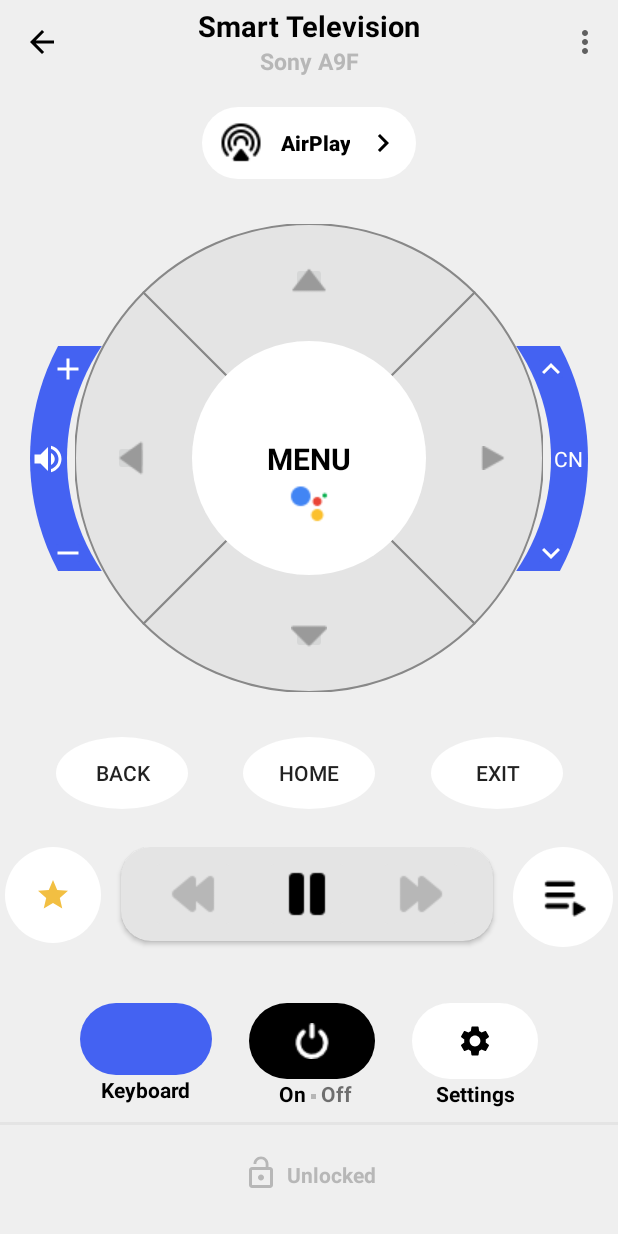
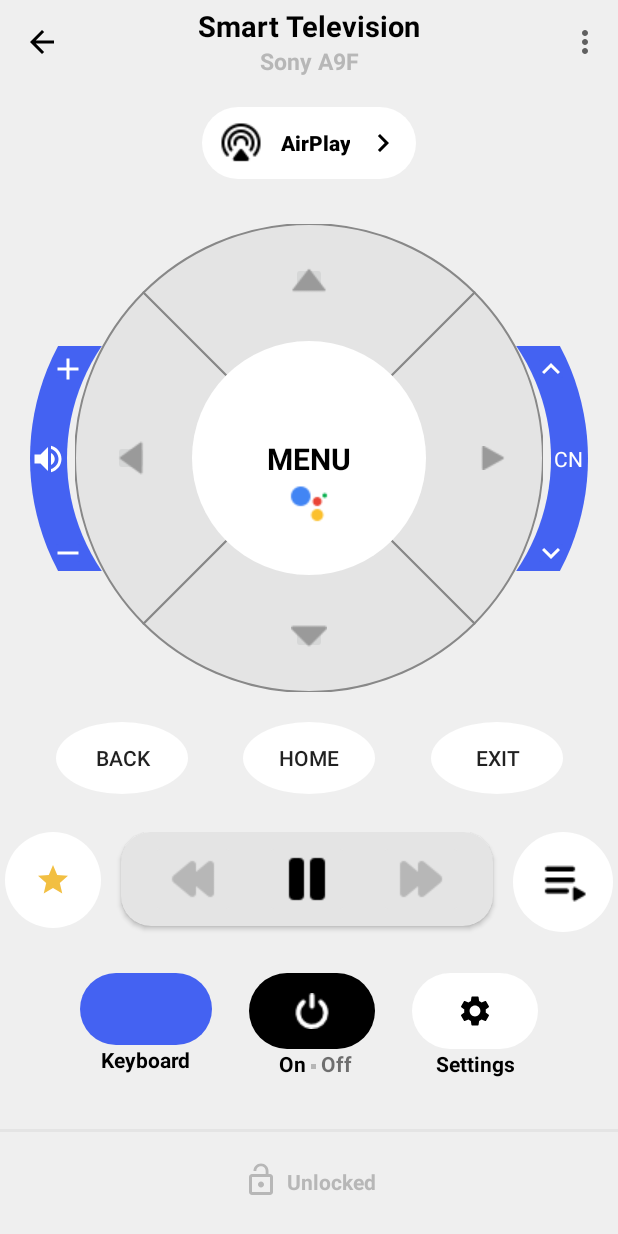
Before and after one commit to vidhi48/Android-Demos, an Android app: the TelevisionActivity screen opened directly, with no data from a screen before it, on a phone screen of 412 x 824 dp. Run offline under Robolectric (Android 15) with nearby library versions, the phone set to English and light mode, and no system bars; our stand-ins replace data binding; 5 statements that could not run were skipped.

Commit message:
TE7-T894: Changes done

```diff
--- a/app/src/main/res/layout/activity_television.xml
+++ b/app/src/main/res/layout/activity_television.xml
@@ -32,18 +32,6 @@
             android:layout_height="wrap_content"
             app:appBar="@{actionbar}" />
 
-            <ScrollView
-                android:id="@+id/scroll"
-                android:layout_width="match_parent"
-                android:layout_height="@dimen/dp_0"
-                android:fillViewport="true"
-                app:layout_constraintTop_toBottomOf="@id/appBar"
-                app:layout_constraintBottom_toTopOf="@id/lineGroup"
-                >
-                <androidx.constraintlayout.widget.ConstraintLayout
-                    android:layout_width="match_parent"
-                    android:layout_height="wrap_content">
-
         <androidx.appcompat.widget.AppCompatButton
             android:id="@+id/airPlay"
             android:layout_width="wrap_content"
@@ -64,7 +52,7 @@
             android:textStyle="bold"
             app:layout_constraintEnd_toEndOf="parent"
             app:layout_constraintStart_toStartOf="parent"
-                    app:layout_constraintTop_toTopOf="parent"/>
+            app:layout_constraintTop_toBottomOf="@id/appBar" />
 
         <include
             android:id="@+id/remoteCustom"
@@ -80,7 +68,7 @@
             android:id="@+id/back"
             android:layout_width="wrap_content"
             android:layout_height="wrap_content"
-                    android:layout_marginTop="@dimen/dp_30"
+            android:layout_marginTop="@dimen/dp_20"
             android:background="@drawable/button_rounded"
             android:backgroundTint="@color/white"
             android:text="@string/back"
@@ -124,16 +112,12 @@
             app:layout_constraintEnd_toEndOf="parent"
             app:layout_constraintStart_toStartOf="parent"
             app:layout_constraintTop_toBottomOf="@id/back"
-                    app:musicControls="@{musicControlCard}"/>
-
-                </androidx.constraintlayout.widget.ConstraintLayout>
-            </ScrollView>
+            app:musicControls="@{musicControlCard}" />
 
         <View
             android:id="@+id/lineGroup"
             android:layout_width="match_parent"
             android:layout_height="@dimen/dp_2"
-            android:layout_marginTop="@dimen/dp_15"
             android:layout_marginBottom="@dimen/dp_20"
             android:background="@color/lightGray"
             app:layout_constraintBottom_toTopOf="@id/lock"
@@ -143,7 +127,7 @@
             android:id="@+id/lock"
             android:layout_width="wrap_content"
             android:layout_height="wrap_content"
-            android:layout_marginBottom="@dimen/dp_30"
+            android:layout_marginBottom="@dimen/dp_25"
             android:contentDescription="@string/app_name"
             android:src="@drawable/baseline_lock_open_24"
             app:layout_constraintBottom_toBottomOf="parent"
--- a/app/src/main/res/layout/music_control_card.xml
+++ b/app/src/main/res/layout/music_control_card.xml
@@ -135,7 +135,7 @@
             android:drawableTint="@color/white"
             android:paddingStart="@dimen/dp_15"
             android:paddingEnd="@dimen/dp_15"
-            android:layout_marginTop="@dimen/dp_40"
+            android:layout_marginTop="@dimen/dp_30"
             android:layout_marginStart="@dimen/dp_25"
             app:layout_constraintStart_toStartOf="@id/starBtn"
             app:layout_constraintTop_toBottomOf="@id/starBtn"
```
Also changed, not shown: app/src/main/res/layout/activity_air_conditioner.xml (+7 -25 lines). Lines whose indentation alone changed are shown as unchanged.
